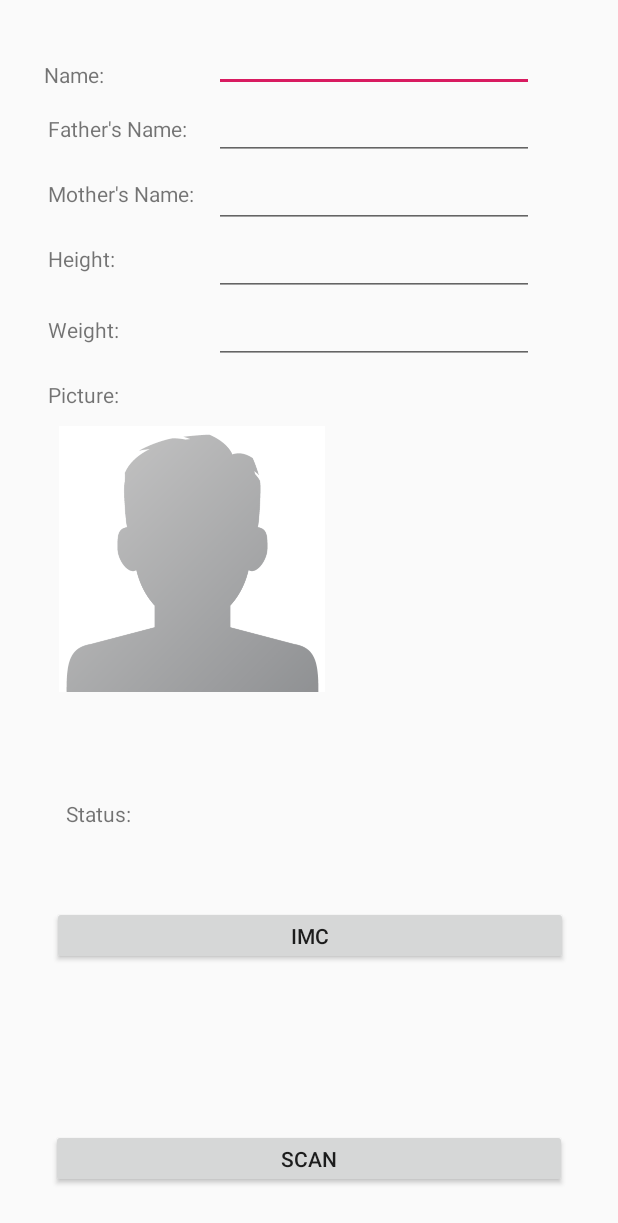
After one commit to LinkSake/LuisAngelOrtegaAndorid2019, an Android app: the layout activity_imc.xml on its own in the app's theme, with its tools: preview values and no code run, on a phone screen of 412 x 824 dp. The commit adds this screen. Shown: the top 1223 px of the screen. Run offline under Robolectric (Android 15) with nearby library versions, the phone set to English and light mode, and no system bars.

Commit message:
Porgreso de IMC

```diff
--- a/app/build.gradle
+++ b/app/build.gradle
@@ -23,8 +23,10 @@ android {
 }
 
 dependencies {
+    implementation 'me.dm7.barcodescanner:zxing:1.9'
     implementation fileTree(dir: 'libs', include: ['*.jar'])
     implementation "org.jetbrains.kotlin:kotlin-stdlib-jdk7:$kotlin_version"
+    //noinspection GradleCompatible
     implementation 'com.android.support:appcompat-v7:28.0.0'
     implementation 'com.android.support.constraint:constraint-layout:1.1.3'
     testImplementation 'junit:junit:4.12'
--- a/app/src/main/java/android/linksake/luisangel/MainActivity.kt
+++ b/app/src/main/java/android/linksake/luisangel/MainActivity.kt
@@ -44,5 +44,9 @@ class MainActivity : AppCompatActivity() {
             view.startAnimation(bounceAnimation)
         }
 
+        btnIMC.setOnClickListener {
+            startActivity(Intent(this, imcActivity::class.java))
+        }
+
     }
 }
--- /dev/null
+++ b/app/src/main/res/layout/activity_imc.xml
@@ -0,0 +1,190 @@
+<?xml version="1.0" encoding="utf-8"?>
+<android.support.constraint.ConstraintLayout xmlns:android="http://schemas.android.com/apk/res/android"
+        xmlns:app="http://schemas.android.com/apk/res-auto"
+        xmlns:tools="http://schemas.android.com/tools"
+        android:layout_width="match_parent"
+        android:layout_height="match_parent"
+        tools:context=".imcActivity">
+
+    <EditText
+            android:id="@+id/etName"
+            android:layout_width="wrap_content"
+            android:layout_height="wrap_content"
+            android:layout_marginTop="16dp"
+            android:layout_marginEnd="56dp"
+            android:ems="10"
+            android:inputType="textPersonName"
+            app:layout_constraintEnd_toEndOf="parent"
+            app:layout_constraintTop_toTopOf="parent" />
+
+    <TextView
+            android:id="@+id/tvmName"
+            android:layout_width="wrap_content"
+            android:layout_height="wrap_content"
+            android:layout_marginStart="32dp"
+            android:layout_marginTop="24dp"
+            android:text="@string/mName"
+            app:layout_constraintEnd_toStartOf="@+id/etMname"
+            app:layout_constraintHorizontal_bias="0.0"
+            app:layout_constraintStart_toStartOf="parent"
+            app:layout_constraintTop_toBottomOf="@+id/tvfName" />
+
+    <TextView
+            android:id="@+id/tvfName"
+            android:layout_width="wrap_content"
+            android:layout_height="wrap_content"
+            android:layout_marginStart="32dp"
+            android:layout_marginTop="76dp"
+            android:text="@string/fName"
+            app:layout_constraintEnd_toStartOf="@+id/etFname"
+            app:layout_constraintHorizontal_bias="0.0"
+            app:layout_constraintStart_toStartOf="parent"
+            app:layout_constraintTop_toTopOf="parent" />
+
+    <TextView
+            android:id="@+id/tvName"
+            android:layout_width="wrap_content"
+            android:layout_height="wrap_content"
+            android:layout_marginTop="40dp"
+            android:layout_marginEnd="64dp"
+            android:text="@string/name"
+            app:layout_constraintBottom_toTopOf="@+id/tvfName"
+            app:layout_constraintEnd_toStartOf="@+id/etName"
+            app:layout_constraintHorizontal_bias="0.761"
+            app:layout_constraintStart_toStartOf="parent"
+            app:layout_constraintTop_toTopOf="parent"
+            app:layout_constraintVertical_bias="0.0" />
+
+    <TextView
+            android:id="@+id/tvHeight"
+            android:layout_width="wrap_content"
+            android:layout_height="wrap_content"
+            android:layout_marginStart="32dp"
+            android:layout_marginTop="24dp"
+            android:text="@string/height"
+            app:layout_constraintEnd_toStartOf="@+id/etHeight"
+            app:layout_constraintHorizontal_bias="0.0"
+            app:layout_constraintStart_toStartOf="parent"
+            app:layout_constraintTop_toBottomOf="@+id/tvmName" />
+
+    <EditText
+            android:id="@+id/etFname"
+            android:layout_width="wrap_content"
+            android:layout_height="wrap_content"
+            android:layout_marginEnd="56dp"
+            android:ems="10"
+            android:inputType="textPersonName"
+            app:layout_constraintEnd_toEndOf="parent"
+            app:layout_constraintTop_toBottomOf="@+id/etName" />
+
+    <EditText
+            android:id="@+id/etMname"
+            android:layout_width="wrap_content"
+            android:layout_height="wrap_content"
+            android:layout_marginEnd="56dp"
+            android:ems="10"
+            android:inputType="textPersonName"
+            app:layout_constraintEnd_toEndOf="parent"
+            app:layout_constraintTop_toBottomOf="@+id/etFname" />
+
+    <TextView
+            android:id="@+id/tvWeight"
+            android:layout_width="wrap_content"
+            android:layout_height="wrap_content"
+            android:layout_marginStart="32dp"
+            android:layout_marginTop="28dp"
+            android:text="@string/weight"
+            app:layout_constraintEnd_toStartOf="@+id/etWeight"
+            app:layout_constraintHorizontal_bias="0.0"
+            app:layout_constraintStart_toStartOf="parent"
+            app:layout_constraintTop_toBottomOf="@+id/tvHeight" />
+
+    <EditText
+            android:id="@+id/etHeight"
+            android:layout_width="wrap_content"
+            android:layout_height="wrap_content"
+            android:layout_marginEnd="56dp"
+            android:ems="10"
+            android:inputType="number"
+            app:layout_constraintEnd_toEndOf="parent"
+            app:layout_constraintTop_toBottomOf="@+id/etMname" />
+
+    <EditText
+            android:id="@+id/etWeight"
+            android:inputType="number"
+            android:layout_width="wrap_content"
+            android:layout_height="wrap_content"
+            android:layout_marginEnd="56dp"
+            android:ems="10"
+            app:layout_constraintEnd_toEndOf="parent"
+            app:layout_constraintTop_toBottomOf="@+id/etHeight" />
+
+    <Button
+            android:id="@+id/btnScan"
+            android:layout_width="344dp"
+            android:layout_height="39dp"
+            android:layout_marginBottom="32dp"
+            android:text="@string/scan"
+            app:layout_constraintBottom_toBottomOf="parent"
+            app:layout_constraintEnd_toEndOf="parent"
+            app:layout_constraintStart_toStartOf="parent" />
+
+    <Button
+            android:id="@+id/btnGetIMC"
+            android:layout_width="344dp"
+            android:layout_height="39dp"
+            android:layout_marginTop="604dp"
+            android:text="@string/imc"
+            app:layout_constraintBottom_toBottomOf="parent"
+            app:layout_constraintEnd_toEndOf="parent"
+            app:layout_constraintHorizontal_bias="0.507"
+            app:layout_constraintStart_toStartOf="parent"
+            app:layout_constraintTop_toTopOf="parent"
+            app:layout_constraintVertical_bias="0.0" />
+
+    <TextView
+            android:id="@+id/tvPic"
+            android:layout_width="wrap_content"
+            android:layout_height="wrap_content"
+            android:layout_marginTop="24dp"
+            android:text="@string/picture"
+            app:layout_constraintEnd_toEndOf="parent"
+            app:layout_constraintHorizontal_bias="0.088"
+            app:layout_constraintStart_toStartOf="parent"
+            app:layout_constraintTop_toBottomOf="@+id/tvWeight" />
+
+    <ImageView
+            android:id="@+id/ivPicture"
+            android:layout_width="200dp"
+            android:layout_height="177dp"
+            android:layout_marginStart="28dp"
+            android:layout_marginTop="284dp"
+            app:layout_constraintStart_toStartOf="parent"
+            app:layout_constraintTop_toTopOf="parent"
+            app:srcCompat="@drawable/pic" />
+
+    <TextView
+            android:id="@+id/tvStatus"
+            android:layout_width="wrap_content"
+            android:layout_height="wrap_content"
+            android:layout_marginStart="28dp"
+            android:layout_marginTop="528dp"
+            android:text="@string/status"
+            app:layout_constraintBottom_toBottomOf="parent"
+            app:layout_constraintEnd_toEndOf="parent"
+            app:layout_constraintHorizontal_bias="0.047"
+            app:layout_constraintStart_toStartOf="parent"
+            app:layout_constraintTop_toTopOf="parent"
+            app:layout_constraintVertical_bias="0.016" />
+
+    <TextView
+            android:id="@+id/tvIMCstatus"
+            android:layout_width="wrap_content"
+            android:layout_height="wrap_content"
+            app:layout_constraintBottom_toBottomOf="parent"
+            app:layout_constraintEnd_toEndOf="parent"
+            app:layout_constraintStart_toStartOf="parent"
+            app:layout_constraintTop_toTopOf="parent"
+            app:layout_constraintVertical_bias="0.745" />
+
+</android.support.constraint.ConstraintLayout>
--- a/app/src/main/res/values/colors.xml
+++ b/app/src/main/res/values/colors.xml
@@ -9,4 +9,5 @@
     <color name="dialog_management">#685691</color>
     <color name="playgound">#EC9797</color>
     <color name="tap_me">#DDDC8B</color>
+    <color name="IMC">#7184DF</color>
 </resources>
--- a/app/src/main/res/values/strings.xml
+++ b/app/src/main/res/values/strings.xml
@@ -12,12 +12,12 @@
     <string name="celsius">The temperature is %s ℃</string>
     <string name="ftoc">℉ to ℃</string>
     <string name="dialog_button">Dialog</string>
-    <string name="show_dialog">Mostrar Dialogo</string>
-    <string name="hint_nombre">Nombre...</string>
+    <string name="show_dialog">Show Dialog</string>
+    <string name="hint_nombre">Name...</string>
     <string name="hint_password">Password...</string>
     <string name="hint_email">Email...</string>
     <string name="login">Login</string>
-    <string name="cancelar">Cancelar</string>
+    <string name="cancelar">Cancel</string>
     <string name="dialog_mgmt">Dialog Management</string>
     <string name="playground">Playground</string>
     <string name="author">Luis Angel Ortega / @LinkSake</string>
@@ -26,5 +26,16 @@
     <string name="quit">Quit</string>
     <string name="show_toast">Show toast</string>
     <string name="loop">loop</string>
-    <string name="confimation">¿Seguro que deseas salir?</string>
+    <string name="confimation">Are you sure?</string>
+    <string name="imc">IMC</string>
+    <string name="name">Name:</string>
+    <string name="fName">Father\'s Name:</string>
+    <string name="mName">Mother\'s Name:</string>
+    <string name="height">Height:</string>
+    <string name="weight">Weight:</string>
+    <string name="scan">Scan</string>
+    <string name="picture">Picture:</string>
+    <string name="status">Status:</string>
+    <string name="IMCstatus">Your IMC is </string>
+    <string name="allRequired">You need to fill all the fields</string>
 </resources>
```
Also changed, not shown: app/src/main/AndroidManifest.xml (+14 -16 lines), app/src/main/java/android/linksake/luisangel/ScanActivity.kt (added, +38 -0 lines), app/src/main/java/android/linksake/luisangel/TimeFighter.kt (+11 -0 lines), app/src/main/java/android/linksake/luisangel/imcActivity.kt (added, +61 -0 lines), app/src/main/res/layout/activity_main.xml (+11 -0 lines), app/src/main/res/layout/activity_scan.xml (added, +9 -0 lines), app/src/main/res/drawable/pic.png (added), 3 other files.
